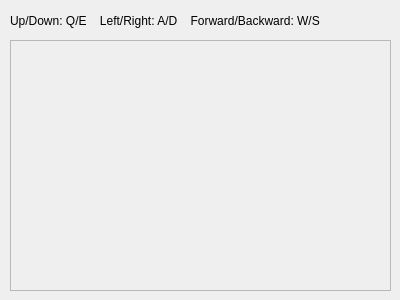
The window that GEENIE/sceneeditwidget.ui (SoftwareprojektGameEngine/GEENIE) describes before a commit, drawn with Qt 5.
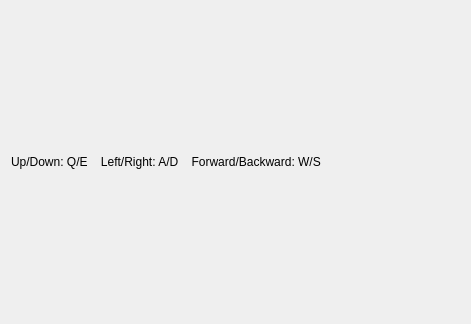
The same window after the commit.

```diff
--- a/GEENIE/sceneeditwidget.ui
+++ b/GEENIE/sceneeditwidget.ui
@@ -6,42 +6,32 @@
    <rect>
     <x>0</x>
     <y>0</y>
-    <width>400</width>
-    <height>300</height>
+    <width>471</width>
+    <height>324</height>
    </rect>
   </property>
   <property name="windowTitle">
    <string>Form</string>
   </property>
-  <widget class="QFrame" name="frame">
-   <property name="geometry">
-    <rect>
-     <x>10</x>
-     <y>40</y>
-     <width>381</width>
-     <height>251</height>
-    </rect>
-   </property>
-   <property name="frameShape">
-    <enum>QFrame::StyledPanel</enum>
-   </property>
-   <property name="frameShadow">
-    <enum>QFrame::Raised</enum>
-   </property>
-  </widget>
+  <layout class="QGridLayout" name="gridLayout">
+   <item row="0" column="0">
+    <layout class="QVBoxLayout" name="verticalLayout">
+     <item>
   <widget class="QLabel" name="label">
-   <property name="geometry">
-    <rect>
-     <x>10</x>
-     <y>10</y>
-     <width>381</width>
-     <height>21</height>
-    </rect>
+       <property name="maximumSize">
+        <size>
+         <width>16777215</width>
+         <height>20</height>
+        </size>
    </property>
    <property name="text">
     <string>Up/Down: Q/E    Left/Right: A/D    Forward/Backward: W/S</string>
    </property>
   </widget>
+     </item>
+    </layout>
+   </item>
+  </layout>
  </widget>
  <resources/>
  <connections/>
```
Lines whose indentation alone changed are shown as unchanged.
